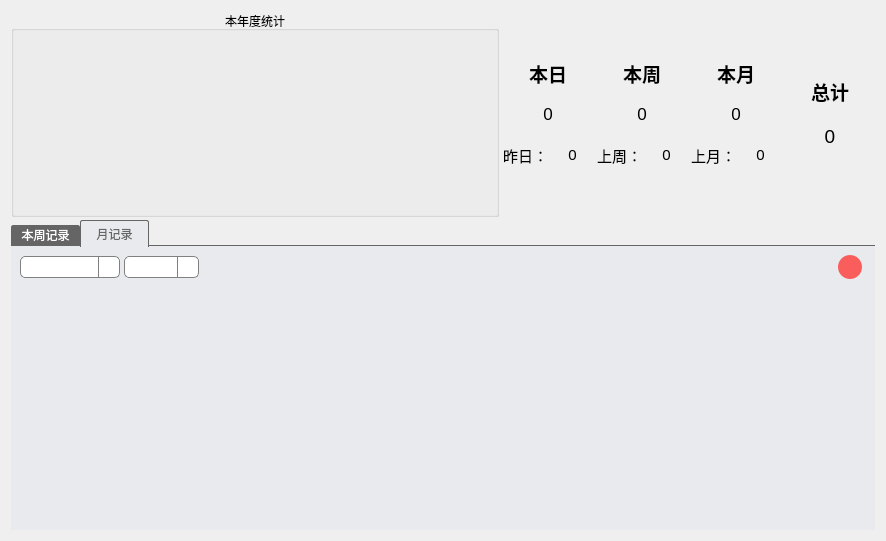
WatsonJay/tomato_farm, file gui/statisWidget.ui: the form before one commit.
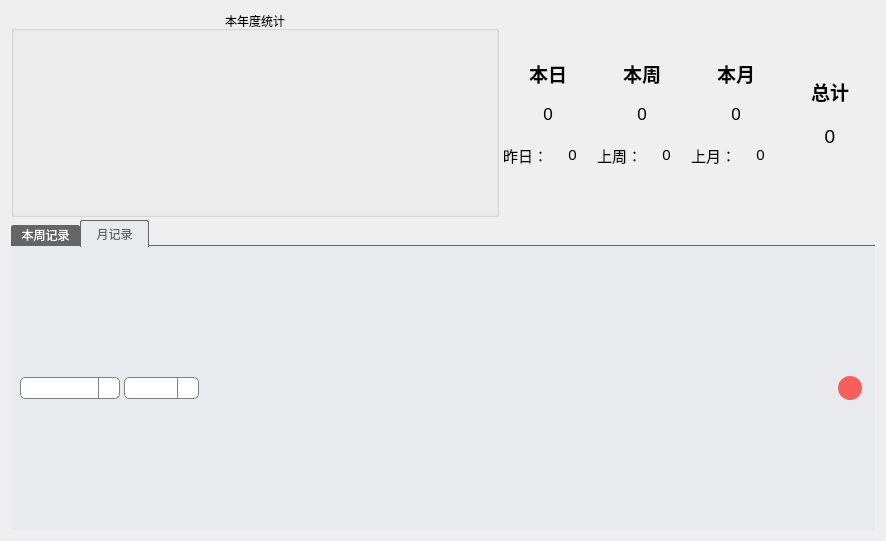
The form after the commit. The open tabs and pages were chosen to show the change. Icons and pictures are not drawn.

```diff
--- a/gui/statisWidget.ui
+++ b/gui/statisWidget.ui
@@ -910,29 +910,10 @@
           </layout>
          </item>
          <item>
-          <layout class="QHBoxLayout" name="horizontalLayout_9" stretch="9,0,9">
+          <layout class="QVBoxLayout" name="monthChartLayout">
            <property name="spacing">
-            <number>3</number>
+            <number>0</number>
            </property>
-           <item>
-            <layout class="QVBoxLayout" name="monthChartLayout"/>
-           </item>
-           <item>
-            <spacer name="verticalSpacer_9">
-             <property name="orientation">
-              <enum>Qt::Vertical</enum>
-             </property>
-             <property name="sizeHint" stdset="0">
-              <size>
-               <width>0</width>
-               <height>40</height>
-              </size>
-             </property>
-            </spacer>
-           </item>
-           <item>
-            <layout class="QVBoxLayout" name="monthPieLayout"/>
-           </item>
           </layout>
          </item>
         </layout>
```
Left out of the diff: 4 changed lines with no effect on the pictures.
